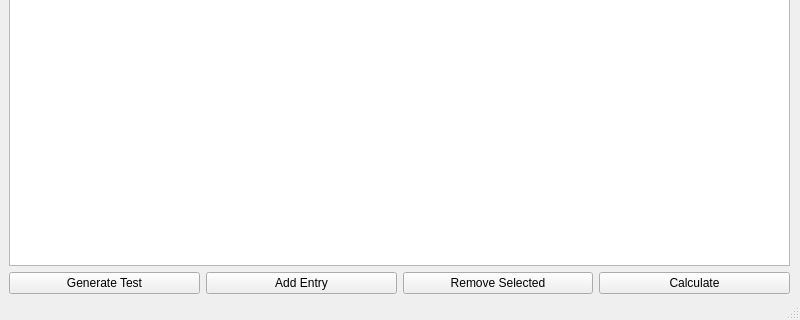
Old version of the form src/UI/mainwindow.ui in the repository stanboya/announcement; both pictures show x 0 to 800 and y 206 to 526 of the 800 by 526 pixel window.
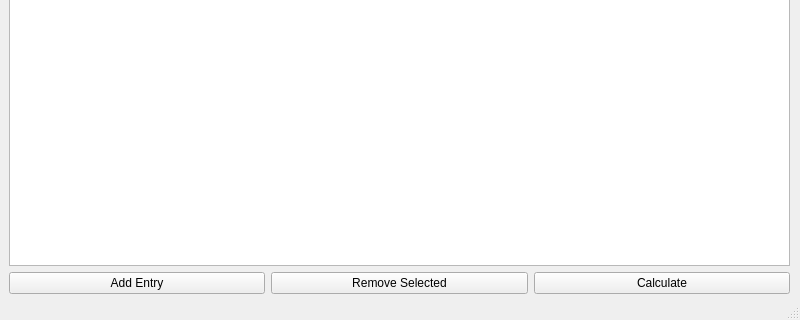
New version of the form.

Commit message: Removed buggy generate test functionality

```diff
--- a/src/UI/mainwindow.ui
+++ b/src/UI/mainwindow.ui
@@ -83,13 +83,6 @@
      </item>
      <item>
       <layout class="QHBoxLayout" name="horizontalLayout">
-       <item>
-        <widget class="QPushButton" name="generate_test">
-         <property name="text">
-          <string>Generate Test</string>
-         </property>
-        </widget>
-       </item>
        <item>
         <widget class="QPushButton" name="add_entry">
          <property name="text">
```
The commit also changes 2 other files.
